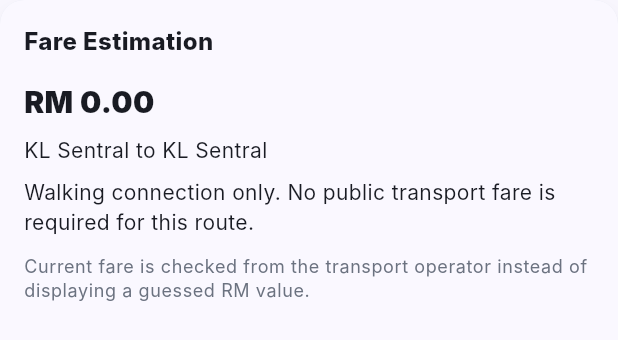
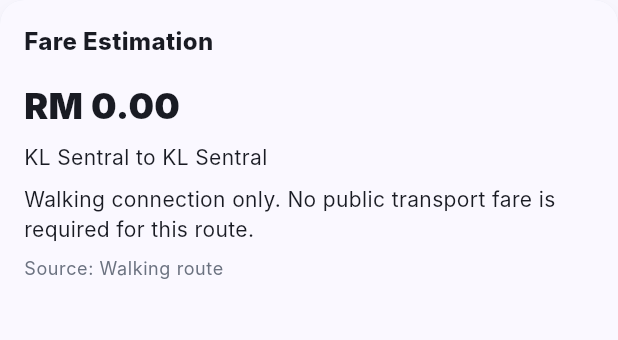
Before and after one commit to itsmehengg/go_transit_my, a Flutter app: the FareEstimateCard widget shown alone on an empty page, opened directly with sample values from the repository, on a phone screen of 412 x 824 dp. Shown: the top 340 px of the screen. Run offline on Flutter 3.47's test engine with Material 3 defaults, Android fonts, the phone set to English and light mode, and no system bars; our stand-ins replace flutter_map, geolocator, image_picker, latlong2, shared_preferences, supabase_flutter; missing offline and left inert: gtfs_realtime_bindings; accounts and stored records are empty; network calls fail; Roboto replaces fonts that are missing (Inter).

Commit message:
Show stored fares in route results

```diff
--- a/lib/features/routes/route_screens.dart
+++ b/lib/features/routes/route_screens.dart
@@ -18,11 +18,13 @@
 
 class _RoutePlannerScreenState extends State<RoutePlannerScreen> {
   final _routeSearchService = const RouteSearchService();
+  final _fareEstimationService = FareEstimationService();
   bool showResults = false;
   bool _isSearching = false;
   RouteStation? fromStation;
   RouteStation? toStation;
   List<RouteSearchResult> _routeOptions = const [];
+  RouteSearchResult? _cheapestRoute;
   String _recommendation = 'Fastest';
   DateTime departureTime = DateTime.now();
   String selectedTransport = 'All';
@@ -84,6 +86,7 @@
         toStation = station;
       }
       _routeOptions = const [];
+      _cheapestRoute = null;
       showResults = false;
     });
   }
@@ -119,6 +122,7 @@
       fromStation = toStation;
       toStation = oldFrom;
       _routeOptions = const [];
+      _cheapestRoute = null;
       showResults = false;
     });
   }
@@ -145,6 +149,7 @@
     setState(() {
       _isSearching = true;
       _routeOptions = const [];
+      _cheapestRoute = null;
       _recommendation = 'Fastest';
     });
     final results = await _routeSearchService.searchOptions(
@@ -160,10 +165,57 @@
     });
   }
 
+  Future<void> _changeRecommendation(String value) async {
+    if (value != 'Cheapest') {
+      setState(() => _recommendation = value);
+      return;
+    }
+
+    final freeRoute = _routeOptions.where((route) => route.modes.isEmpty).firstOrNull;
+    if (freeRoute != null) {
+      setState(() {
+        _cheapestRoute = freeRoute;
+        _recommendation = 'Cheapest';
+      });
+      return;
+    }
+
+    RouteSearchResult? cheapest;
+    double? lowestFare;
+    var pricedRoutes = 0;
+
+    for (final route in _routeOptions) {
+      final info = await _fareEstimationService.getStoredFareInfo(route);
+      if (!info.hasFare) continue;
+      pricedRoutes++;
+      if (lowestFare == null || info.fare! < lowestFare) {
+        lowestFare = info.fare;
+        cheapest = route;
+      }
+    }
+
+    if (!mounted) return;
+    if (cheapest == null || pricedRoutes != _routeOptions.length) {
+      ScaffoldMessenger.of(context).showSnackBar(
+        const SnackBar(
+          content: Text('Some route fares are not stored yet, so the app cannot compare every route fairly.'),
+        ),
+      );
+      return;
+    }
+
+    setState(() {
+      _cheapestRoute = cheapest;
+      _recommendation = 'Cheapest';
+    });
+  }
+
   RouteSearchResult? get _recommendedRoute {
     if (_routeOptions.isEmpty) return null;
     final options = [..._routeOptions];
     switch (_recommendation) {
+      case 'Cheapest':
+        return _cheapestRoute ?? options.first;
       case 'Least Walking':
         options.sort((a, b) {
           final walking = a.walkingConnections.compareTo(b.walkingConnections);
@@ -206,12 +258,14 @@
                   : () => setState(() {
                         fromStation = null;
                         _routeOptions = const [];
+                        _cheapestRoute = null;
                       }),
               onClearTo: toStation == null
                   ? null
                   : () => setState(() {
                         toStation = null;
                         _routeOptions = const [];
+                        _cheapestRoute = null;
                       }),
               onSwap: _swapStations,
               onPickDepartureTime: _pickDepartureTime,
@@ -248,17 +302,7 @@
             else ...[
               RecommendationSelector(
                 selected: _recommendation,
-                onChanged: (value) {
-                  if (value == 'Cheapest') {
-                    ScaffoldMessenger.of(context).showSnackBar(
-                      const SnackBar(
-                        content: Text('Cheapest ranking needs machine-readable fare data. Use the official fare check below for current prices.'),
-                      ),
-                    );
-                    return;
-                  }
-                  setState(() => _recommendation = value);
-                },
+                onChanged: _changeRecommendation,
               ),
               const SizedBox(height: 14),
               RouteSearchResultCard(result: recommended, recommendation: _recommendation),
@@ -327,7 +371,7 @@
                   ? 'Prioritises routes with fewer walking connections.'
                   : selected == 'Fewest Transfers'
                       ? 'Prioritises routes with the fewest line changes.'
-                      : 'Cheapest ranking will use fare data when a machine-readable source is available.',
+                      : 'Compares stored fare references and selects the lowest available fare.',
           style: Theme.of(context).textTheme.bodySmall,
         ),
       ],
@@ -668,9 +712,7 @@
   @override
   Widget build(BuildContext context) {
     final ready = fromStation != null && toStation != null;
-    final fareInfo = result == null
-        ? null
-        : const FareEstimationService().getFareInfo(result!);
+    if (result == null) {
       return AppCard(
         child: Column(
           crossAxisAlignment: CrossAxisAlignment.start,
@@ -678,7 +720,7 @@
             const SectionTitle('Fare Estimation'),
             const SizedBox(height: 14),
             Text(
-            fareInfo?.title ?? (ready ? 'Fare check after route search' : 'Select your journey first'),
+              ready ? 'Fare check after route search' : 'Select your journey first',
               style: const TextStyle(fontSize: 20, fontWeight: FontWeight.w900),
             ),
             const SizedBox(height: 8),
@@ -687,13 +729,50 @@
                   ? '${fromStation!.name} to ${toStation!.name}'
                   : 'Choose a starting station and destination.',
             ),
-          if (ready && fareInfo == null) ...[
+            if (ready) ...[
               const SizedBox(height: 8),
-            const Text('Find a route first so the app can identify the correct fare provider.'),
+              const Text('Find a route first so the app can identify the correct fare.'),
             ],
-          if (fareInfo != null) ...[
+          ],
+        ),
+      );
+    }
+
+    return FutureBuilder<FareEstimateInfo>(
+      future: FareEstimationService().getStoredFareInfo(result!),
+      builder: (context, snapshot) {
+        if (snapshot.connectionState == ConnectionState.waiting) {
+          return const AppCard(
+            child: SizedBox(
+              height: 140,
+              child: Center(child: CircularProgressIndicator()),
+            ),
+          );
+        }
+
+        final fareInfo = snapshot.data ?? FareEstimationService().getFareInfo(result!);
+        return AppCard(
+          child: Column(
+            crossAxisAlignment: CrossAxisAlignment.start,
+            children: [
+              const SectionTitle('Fare Estimation'),
+              const SizedBox(height: 14),
+              Text(
+                fareInfo.title,
+                style: const TextStyle(fontSize: 24, fontWeight: FontWeight.w900),
+              ),
+              const SizedBox(height: 8),
+              Text('${fromStation!.name} to ${toStation!.name}'),
               const SizedBox(height: 8),
               Text(fareInfo.message),
+              if (fareInfo.sourceLabel != null) ...[
+                const SizedBox(height: 8),
+                Text(
+                  'Source: ${fareInfo.sourceLabel}',
+                  style: Theme.of(context).textTheme.bodySmall,
+                ),
+              ],
+              if (fareInfo.options.isNotEmpty) ...[
                 const SizedBox(height: 12),
                 for (final option in fareInfo.options)
                   Padding(
@@ -704,13 +783,11 @@
                       label: Text(option.label),
                     ),
                   ),
-            Text(
-              'Current fare is checked from the transport operator instead of displaying a guessed RM value.',
-              style: Theme.of(context).textTheme.bodySmall,
-            ),
               ],
             ],
           ),
+        );
+      },
     );
   }
 }
```
Lines whose indentation alone changed are shown as unchanged.
